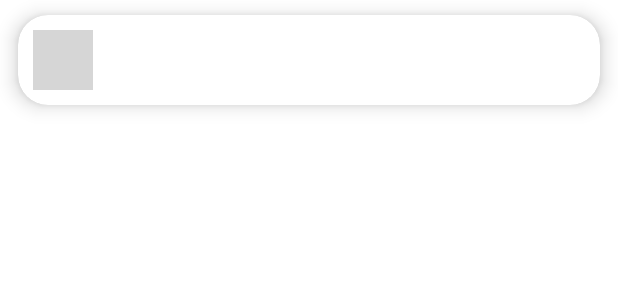
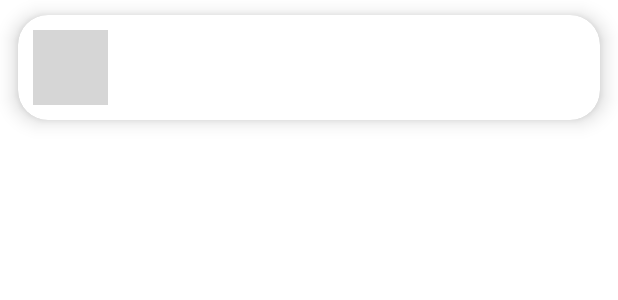
Before and after one commit to alimbeker/GoodLook, an Android app: the layout list_item.xml on its own in the app's theme, with its tools: preview values and no code run, on a phone screen of 412 x 824 dp. Shown: the top 300 px of the screen. Run offline under Robolectric (Android 15) with nearby library versions, the phone set to English and light mode, and no system bars; grey boxes are pictures that could not be loaded.

Commit message:
add checked icon

```diff
--- a/app/src/main/java/com/example/goodlook/RecomFrag.kt
+++ b/app/src/main/java/com/example/goodlook/RecomFrag.kt
@@ -71,7 +71,7 @@ class RecomFrag : Fragment(),
 
                 } else {
                     vm.onClickInsert(newCardTask, deadline, sysdate)
-
+2
                     Toast.makeText(context,"Succesfully added new $newCardTask card.", Toast.LENGTH_SHORT).show()
                     val myWorkRequest = OneTimeWorkRequestBuilder<TodoWorker>()
                         .setInitialDelay(15, TimeUnit.SECONDS)
--- a/app/src/main/java/com/example/goodlook/view/ItemAdapter.kt
+++ b/app/src/main/java/com/example/goodlook/view/ItemAdapter.kt
@@ -20,9 +20,9 @@ class ItemAdapter:ListAdapter<CardEntity,ItemAdapter.ViewHolder>(CardDiffCallbac
             listTime.text = card.getFormattedDeadline()
             listImage.setOnClickListener {
                 val favoriteDrawable = if (card.isFavorite) {
-                    R.drawable.ic_baseline_favorite_border_24 // Your black favorite icon drawable
+                    R.drawable.checked // Your black favorite icon drawable
                 } else {
-                    R.drawable.ic_baseline_favorite_24 // Your red favorite icon drawable
+                    R.drawable.check // Your red favorite icon drawable
                 }
                 listImage.setImageResource(favoriteDrawable)
 
--- /dev/null
+++ b/app/src/main/res/drawable/checked.xml
@@ -0,0 +1,5 @@
+<vector android:height="24dp" android:tint="#8C00FF"
+    android:viewportHeight="24" android:viewportWidth="24"
+    android:width="24dp" xmlns:android="http://schemas.android.com/apk/res/android">
+    <path android:fillColor="@android:color/white" android:pathData="M12,2C6.48,2 2,6.48 2,12s4.48,10 10,10 10,-4.48 10,-10S17.52,2 12,2zM10,17l-5,-5 1.41,-1.41L10,14.17l7.59,-7.59L19,8l-9,9z"/>
+</vector>
--- a/app/src/main/res/drawable/ic_baseline_favorite_24.xml
+++ /dev/null
@@ -1,5 +0,0 @@
-<vector android:height="24dp" android:tint="#FFD500"
-    android:viewportHeight="24" android:viewportWidth="24"
-    android:width="24dp" xmlns:android="http://schemas.android.com/apk/res/android">
-    <path android:fillColor="@android:color/white" android:pathData="M12,21.35l-1.45,-1.32C5.4,15.36 2,12.28 2,8.5 2,5.42 4.42,3 7.5,3c1.74,0 3.41,0.81 4.5,2.09C13.09,3.81 14.76,3 16.5,3 19.58,3 22,5.42 22,8.5c0,3.78 -3.4,6.86 -8.55,11.54L12,21.35z"/>
-</vector>
--- a/app/src/main/res/layout/list_item.xml
+++ b/app/src/main/res/layout/list_item.xml
@@ -17,13 +17,14 @@
 
         <com.google.android.material.imageview.ShapeableImageView
             android:id="@+id/listImage"
-            android:layout_width="40dp"
-            android:layout_height="40dp"
+            android:layout_width="50dp"
+            android:layout_height="50dp"
             android:layout_marginStart="10dp"
             android:layout_marginTop="10dp"
             android:layout_marginBottom="10dp"
             android:scaleType="centerCrop"
-            android:src="@drawable/ic_baseline_favorite_border_24"
+
+            android:src="@drawable/check"
 
             >
 
@@ -38,7 +39,7 @@
 
             android:layout_marginStart="30dp"
 
-            android:layout_marginTop="15dp"
+            android:layout_marginTop="20dp"
 
             android:layout_toEndOf="@+id/listImage"
             android:textColor="@color/lavender"
@@ -54,7 +55,7 @@
 
             android:layout_marginStart="20dp"
 
-            android:layout_marginTop="15dp"
+            android:layout_marginTop="22dp"
 
             android:layout_toEndOf="@id/listName"
             android:textColor="@color/lavender"
```
